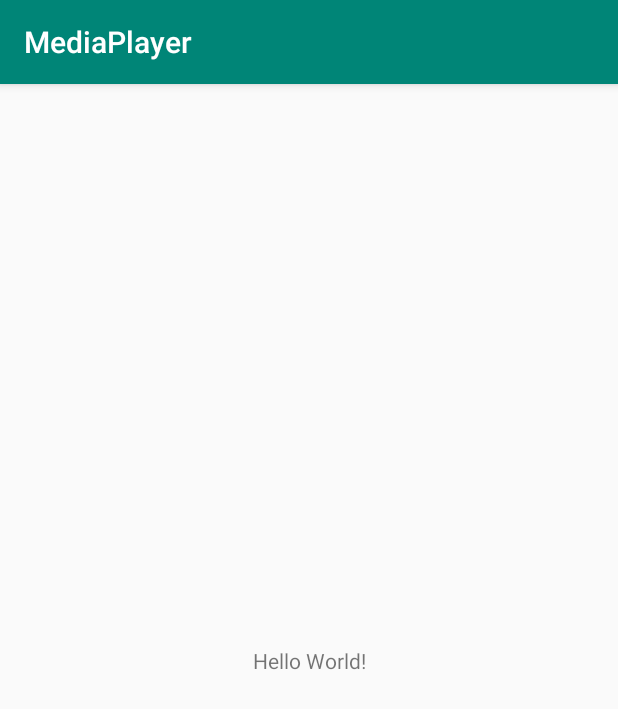
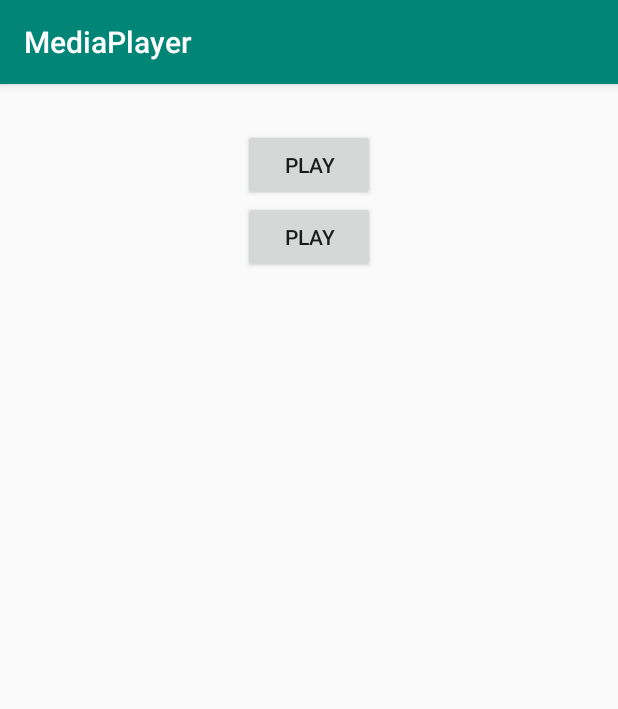
Before and after one commit to MwasCipher/Music-App-Sample-, an Android app: the screen it shows after launch (MainActivity), on a phone screen of 412 x 824 dp. Shown: the top 709 px of the screen. Run offline under Robolectric (Android 15) with nearby library versions, the phone set to English and light mode, and no system bars.

Commit message:
Raw File

```diff
--- a/app/src/main/res/layout/activity_main.xml
+++ b/app/src/main/res/layout/activity_main.xml
@@ -1,18 +1,24 @@
 <?xml version="1.0" encoding="utf-8"?>
-<androidx.constraintlayout.widget.ConstraintLayout xmlns:android="http://schemas.android.com/apk/res/android"
+<LinearLayout xmlns:android="http://schemas.android.com/apk/res/android"
     xmlns:app="http://schemas.android.com/apk/res-auto"
     xmlns:tools="http://schemas.android.com/tools"
     android:layout_width="match_parent"
     android:layout_height="match_parent"
+    android:orientation="vertical"
+    android:gravity="center_horizontal"
+    android:paddingTop="30dp"
     tools:context=".MainActivity">
 
-    <TextView
+    <Button
         android:layout_width="wrap_content"
         android:layout_height="wrap_content"
-        android:text="Hello World!"
-        app:layout_constraintBottom_toBottomOf="parent"
-        app:layout_constraintLeft_toLeftOf="parent"
-        app:layout_constraintRight_toRightOf="parent"
-        app:layout_constraintTop_toTopOf="parent" />
+        android:text="Play"
+        android:id="@+id/play_button"/>
 
-</androidx.constraintlayout.widget.ConstraintLayout>
+    <Button
+        android:layout_width="wrap_content"
+        android:layout_height="wrap_content"
+        android:text="Play"
+        android:id="@+id/pause_button"/>
+
+</LinearLayout>
```
Also changed, not shown: 1 other file.
